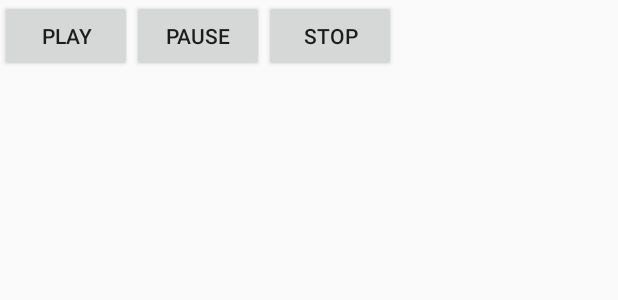
After one commit to yehdihouldanna/IGR203auto, an Android app: the layout activity_radio2.xml on its own in the app's theme, with its tools: preview values and no code run, on a phone screen of 412 x 824 dp. The commit adds this screen. Shown: the top 300 px of the screen. Run offline under Robolectric (Android 15) with nearby library versions, the phone set to English and light mode, and no system bars.

Commit message:
correction de quelques transitions et ajout du noyau fonctionnel de la radio ,

```diff
--- a/build.gradle
+++ b/build.gradle
@@ -7,7 +7,7 @@ buildscript {
         jcenter()
     }
     dependencies {
-        classpath 'com.android.tools.build:gradle:3.0.1'
+        classpath 'com.android.tools.build:gradle:3.3.2'
 
 
         // NOTE: Do not place your application dependencies here; they belong
--- a/mobile/src/main/AndroidManifest.xml
+++ b/mobile/src/main/AndroidManifest.xml
@@ -9,24 +9,23 @@
         android:roundIcon="@mipmap/ic_launcher_round"
         android:supportsRtl="true"
         android:theme="@style/AppTheme">
+        <activity android:name=".RadioActivity2"></activity>
         <activity android:name=".RadioActivity" />
         <activity android:name=".GearActivity" />
         <activity android:name=".CarActivity" />
         <activity android:name=".BluetoothActivity" />
         <activity android:name=".MenuDisconnectActivity" />
-        <activity android:name=".ContactActivity"/>
+        <activity android:name=".ContactActivity" />
         <activity android:name=".MusicActivity" />
         <activity android:name=".GpsActivity" />
         <activity android:name=".MenuBluetooth" />
         <activity android:name=".MainActivity">
-
             <intent-filter>
                 <action android:name="android.intent.action.MAIN" />
 
                 <category android:name="android.intent.category.LAUNCHER" />
             </intent-filter>
         </activity>
-
     </application>
 
 </manifest>
--- /dev/null
+++ b/mobile/src/main/res/layout/activity_radio2.xml
@@ -0,0 +1,21 @@
+<?xml version="1.0" encoding="utf-8"?>
+<LinearLayout
+    xmlns:android="http://schemas.android.com/apk/res/android"
+    android:layout_width="fill_parent"
+    android:layout_height="fill_parent">
+    <Button
+        android:text="Play"
+        android:id="@+id/play"
+        android:layout_width="wrap_content"
+        android:layout_height="wrap_content"></Button>
+    <Button
+        android:text="Pause"
+        android:id="@+id/pause"
+        android:layout_width="wrap_content"
+        android:layout_height="wrap_content"></Button>
+    <Button
+        android:text="Stop"
+        android:id="@+id/stop"
+        android:layout_width="wrap_content"
+        android:layout_height="wrap_content"></Button>
+</LinearLayout>
--- a/mobile/src/main/res/values/strings.xml
+++ b/mobile/src/main/res/values/strings.xml
@@ -1,3 +1,4 @@
 <resources>
     <string name="app_name">AutoCarPlus</string>
+    <string name="play_radio">play radio</string>
 </resources>
```
Also changed, not shown: mobile/src/main/java/tpt/autocarplus/RadioActivity2.java (added, +151 -0 lines), gradle/wrapper/gradle-wrapper.properties.
